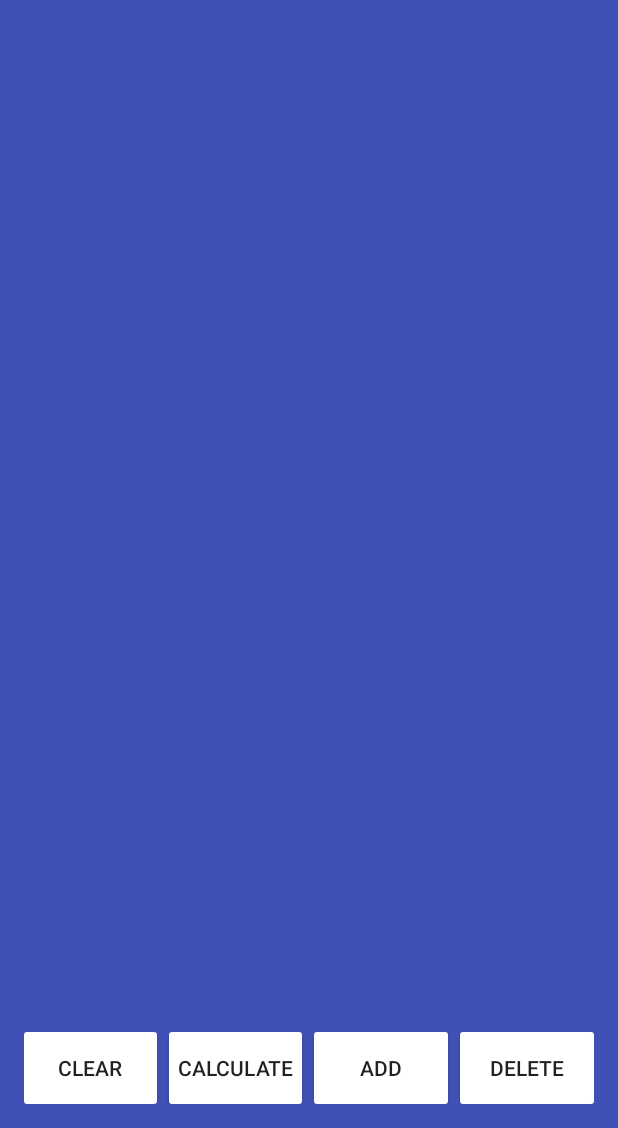
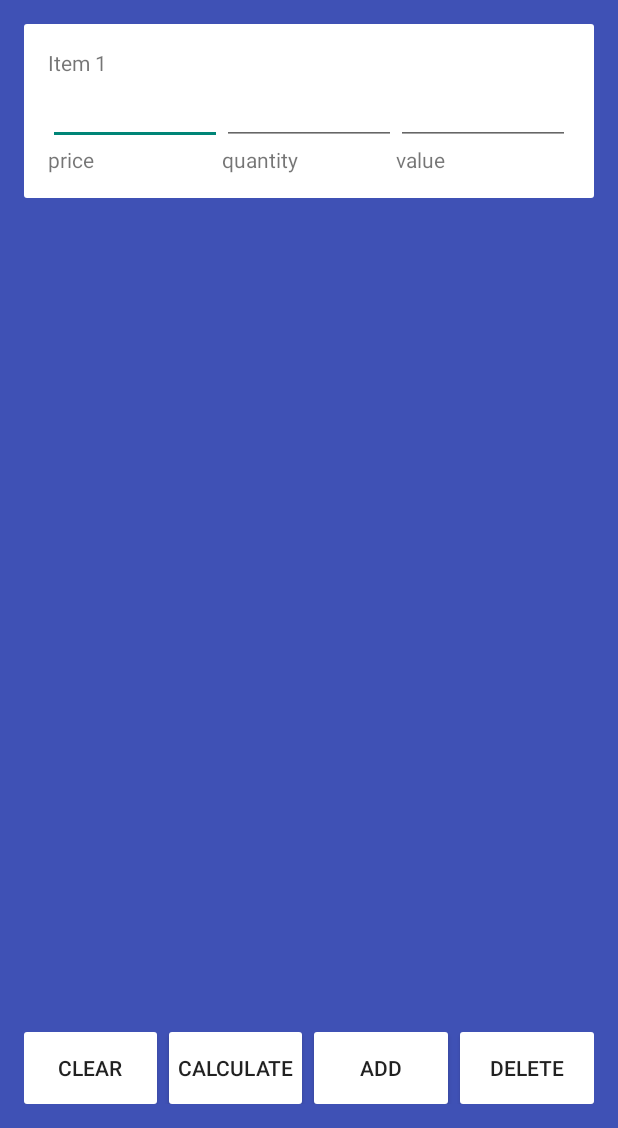
Before and after one commit to raicalvin/proj-29-apples-2-lemons, an Android app: the screen it shows after launch (MainActivity), on a phone screen of 412 x 824 dp, the part 108-1236 px from its top. Run offline under Robolectric (Android 15) with nearby library versions, the phone set to English and light mode, and no system bars.

Commit message:
Added basics XML views for a default card.

```diff
--- a/app/src/main/res/layout/activity_main.xml
+++ b/app/src/main/res/layout/activity_main.xml
@@ -20,6 +20,86 @@
         android:layout_height="match_parent"
         android:background="@color/colorPrimary">
 
+        <ScrollView
+            android:id="@+id/scroll_view_main_content"
+            android:layout_width="match_parent"
+            android:layout_height="match_parent">
+
+            <LinearLayout
+                android:layout_width="match_parent"
+                android:layout_height="wrap_content"
+                android:layout_margin="16dp"
+                android:background="@drawable/card_background_main"
+                android:orientation="vertical"
+                android:padding="16dp">
+
+                <TextView
+                    android:layout_width="wrap_content"
+                    android:layout_height="wrap_content"
+                    android:text="Item 1" />
+
+                <LinearLayout
+                    android:layout_width="match_parent"
+                    android:layout_height="wrap_content"
+                    android:orientation="horizontal">
+
+                    <LinearLayout
+                        android:layout_width="0dp"
+                        android:layout_height="wrap_content"
+                        android:layout_weight="1"
+                        android:orientation="vertical">
+
+                        <EditText
+                            android:layout_width="match_parent"
+                            android:layout_height="wrap_content" />
+
+                        <TextView
+                            android:layout_width="match_parent"
+                            android:layout_height="wrap_content"
+                            android:text="price" />
+
+                    </LinearLayout>
+
+                    <LinearLayout
+                        android:layout_width="0dp"
+                        android:layout_height="wrap_content"
+                        android:layout_weight="1"
+                        android:orientation="vertical">
+
+                        <EditText
+                            android:layout_width="match_parent"
+                            android:layout_height="wrap_content" />
+
+                        <TextView
+                            android:layout_width="match_parent"
+                            android:layout_height="wrap_content"
+                            android:text="quantity" />
+
+                    </LinearLayout>
+
+                    <LinearLayout
+                        android:layout_width="0dp"
+                        android:layout_height="wrap_content"
+                        android:layout_weight="1"
+                        android:orientation="vertical">
+
+                        <EditText
+                            android:layout_width="match_parent"
+                            android:layout_height="wrap_content" />
+
+                        <TextView
+                            android:layout_width="match_parent"
+                            android:layout_height="wrap_content"
+                            android:text="value" />
+
+                    </LinearLayout>
+
+                </LinearLayout>
+
+            </LinearLayout>
+
+        </ScrollView>
+
         <LinearLayout
             android:id="@+id/linear_layout_buttons"
             android:layout_width="match_parent"
@@ -31,26 +111,26 @@
             <Button
                 android:layout_width="0dp"
                 android:layout_height="match_parent"
+                android:layout_marginRight="8dp"
                 android:layout_weight="1"
                 android:background="@drawable/button_main"
-                android:text="Clear"
-                android:layout_marginRight="8dp"/>
+                android:text="Clear" />
 
             <Button
                 android:layout_width="0dp"
                 android:layout_height="match_parent"
+                android:layout_marginRight="8dp"
                 android:layout_weight="1"
                 android:background="@drawable/button_main"
-                android:text="Calculate"
-                android:layout_marginRight="8dp"/>
+                android:text="Calculate" />
 
             <Button
                 android:layout_width="0dp"
                 android:layout_height="match_parent"
+                android:layout_marginRight="8dp"
                 android:layout_weight="1"
                 android:background="@drawable/button_main"
-                android:text="Add"
-                android:layout_marginRight="8dp"/>
+                android:text="Add" />
 
             <Button
                 android:layout_width="0dp"
```
